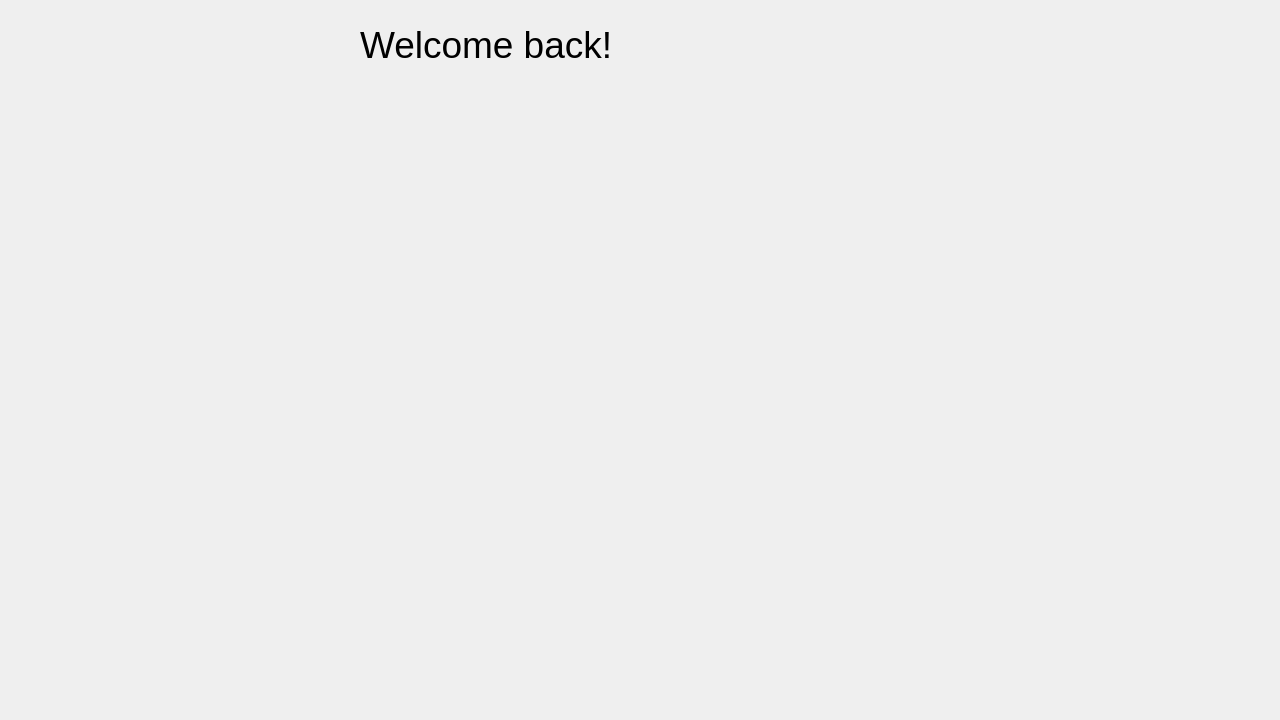
First picture: the form in brainstorm/brainstorm/forms/loggedInWindow.ui, repository codingburgas/school-project-assignment-codex, before the edit.
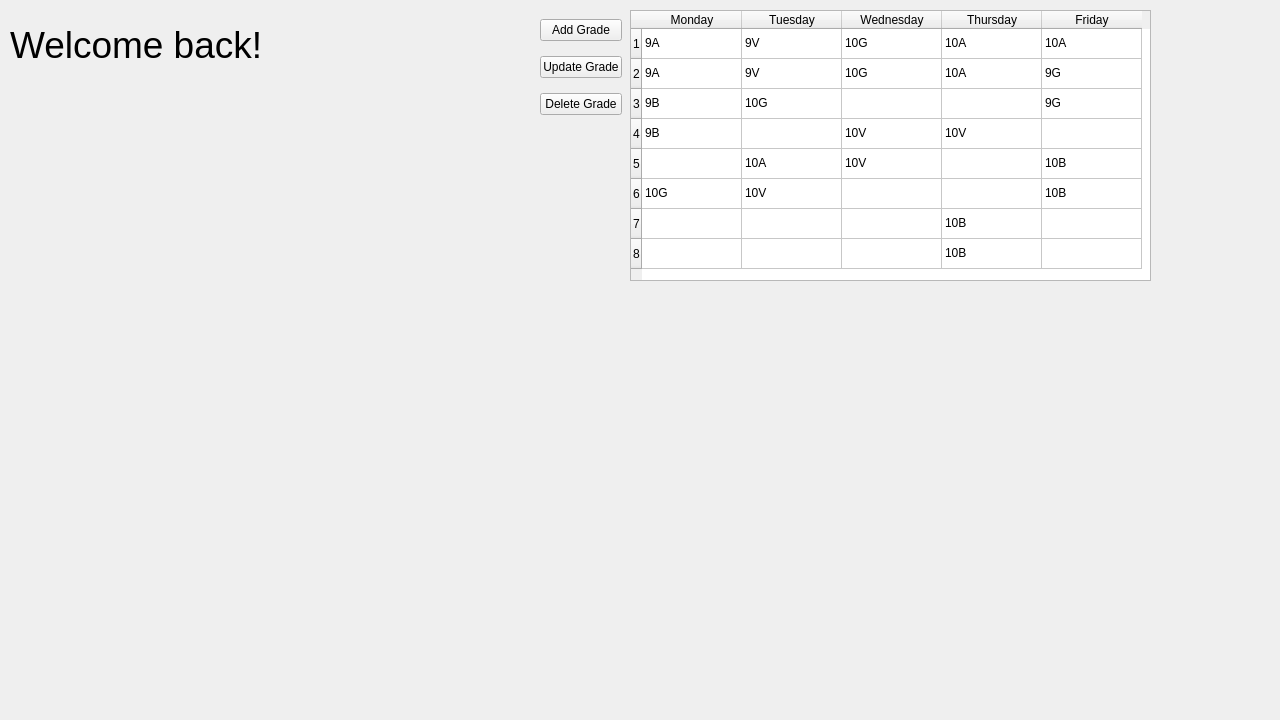
Second picture: the form after the edit. The open tabs and pages were chosen to show the change.

Commit message: Add limit of values of grade check (Close #32) Add congratulatory message connected to database (Close #33) Add grades displaying function in teacher's profile (Close #34)

Patch:
```diff
--- a/brainstorm/brainstorm/forms/loggedInWindow.ui
+++ b/brainstorm/brainstorm/forms/loggedInWindow.ui
@@ -26,7 +26,7 @@
     <widget class="QLabel" name="label">
      <property name="geometry">
       <rect>
-       <x>360</x>
+       <x>10</x>
        <y>10</y>
        <width>541</width>
        <height>71</height>
@@ -179,6 +179,254 @@
      </property>
      <property name="text">
       <string>Add to class</string>
+     </property>
+    </widget>
+    <widget class="QLabel" name="label_3">
+     <property name="geometry">
+      <rect>
+       <x>10</x>
+       <y>10</y>
+       <width>541</width>
+       <height>71</height>
+      </rect>
+     </property>
+     <property name="text">
+      <string>&lt;html&gt;&lt;head/&gt;&lt;body&gt;&lt;p&gt;&lt;span style=&quot; font-size:28pt;&quot;&gt;Welcome back!&lt;/span&gt;&lt;/p&gt;&lt;/body&gt;&lt;/html&gt;</string>
+     </property>
+    </widget>
+   </widget>
+   <widget class="QWidget" name="pageChemistry">
+    <widget class="QTableWidget" name="tableWidget_2">
+     <property name="geometry">
+      <rect>
+       <x>630</x>
+       <y>10</y>
+       <width>521</width>
+       <height>271</height>
+      </rect>
+     </property>
+     <property name="styleSheet">
+      <string notr="true"/>
+     </property>
+     <property name="rowCount">
+      <number>8</number>
+     </property>
+     <property name="columnCount">
+      <number>5</number>
+     </property>
+     <attribute name="horizontalHeaderVisible">
+      <bool>true</bool>
+     </attribute>
+     <row/>
+     <row/>
+     <row/>
+     <row/>
+     <row/>
+     <row/>
+     <row/>
+     <row/>
+     <column>
+      <property name="text">
+       <string>Monday</string>
+      </property>
+     </column>
+     <column>
+      <property name="text">
+       <string>Tuesday</string>
+      </property>
+     </column>
+     <column>
+      <property name="text">
+       <string>Wednesday</string>
+      </property>
+     </column>
+     <column>
+      <property name="text">
+       <string>Thursday</string>
+      </property>
+     </column>
+     <column>
+      <property name="text">
+       <string>Friday</string>
+      </property>
+     </column>
+     <item row="0" column="0">
+      <property name="text">
+       <string>9A</string>
+      </property>
+     </item>
+     <item row="0" column="1">
+      <property name="text">
+       <string>9V</string>
+      </property>
+     </item>
+     <item row="0" column="2">
+      <property name="text">
+       <string>10G</string>
+      </property>
+     </item>
+     <item row="0" column="3">
+      <property name="text">
+       <string>10A</string>
+      </property>
+     </item>
+     <item row="0" column="4">
+      <property name="text">
+       <string>10A</string>
+      </property>
+     </item>
+     <item row="1" column="0">
+      <property name="text">
+       <string>9A</string>
+      </property>
+     </item>
+     <item row="1" column="1">
+      <property name="text">
+       <string>9V</string>
+      </property>
+     </item>
+     <item row="1" column="2">
+      <property name="text">
+       <string>10G</string>
+      </property>
+     </item>
+     <item row="1" column="3">
+      <property name="text">
+       <string>10A</string>
+      </property>
+     </item>
+     <item row="1" column="4">
+      <property name="text">
+       <string>9G</string>
+      </property>
+     </item>
+     <item row="2" column="0">
+      <property name="text">
+       <string>9B</string>
+      </property>
+     </item>
+     <item row="2" column="1">
+      <property name="text">
+       <string>10G</string>
+      </property>
+     </item>
+     <item row="2" column="4">
+      <property name="text">
+       <string>9G</string>
+      </property>
+     </item>
+     <item row="3" column="0">
+      <property name="text">
+       <string>9B</string>
+      </property>
+     </item>
+     <item row="3" column="2">
+      <property name="text">
+       <string>10V</string>
+      </property>
+     </item>
+     <item row="3" column="3">
+      <property name="text">
+       <string>10V</string>
+      </property>
+     </item>
+     <item row="4" column="1">
+      <property name="text">
+       <string>10A</string>
+      </property>
+     </item>
+     <item row="4" column="2">
+      <property name="text">
+       <string>10V</string>
+      </property>
+     </item>
+     <item row="4" column="4">
+      <property name="text">
+       <string>10B</string>
+      </property>
+     </item>
+     <item row="5" column="0">
+      <property name="text">
+       <string>10G</string>
+      </property>
+     </item>
+     <item row="5" column="1">
+      <property name="text">
+       <string>10V</string>
+      </property>
+     </item>
+     <item row="5" column="4">
+      <property name="text">
+       <string>10B</string>
+      </property>
+     </item>
+     <item row="6" column="3">
+      <property name="text">
+       <string>10B</string>
+      </property>
+     </item>
+     <item row="7" column="3">
+      <property name="text">
+       <string>10B</string>
+      </property>
+     </item>
+    </widget>
+    <widget class="QWidget" name="layoutWidget_2">
+     <property name="geometry">
+      <rect>
+       <x>540</x>
+       <y>10</y>
+       <width>82</width>
+       <height>116</height>
+      </rect>
+     </property>
+     <layout class="QVBoxLayout" name="verticalLayout_2">
+      <item>
+       <widget class="QPushButton" name="pushButtonAddGrade_2">
+        <property name="text">
+         <string>Add Grade</string>
+        </property>
+       </widget>
+      </item>
+      <item>
+       <widget class="QPushButton" name="pushButtonUpdateGrade_2">
+        <property name="text">
+         <string>Update Grade</string>
+        </property>
+       </widget>
+      </item>
+      <item>
+       <widget class="QPushButton" name="pushButtonDeleteGrade_2">
+        <property name="text">
+         <string>Delete Grade</string>
+        </property>
+       </widget>
+      </item>
+     </layout>
+    </widget>
+    <widget class="QStackedWidget" name="stackedWidgetChemistry">
+     <property name="geometry">
+      <rect>
+       <x>630</x>
+       <y>290</y>
+       <width>531</width>
+       <height>341</height>
+      </rect>
+     </property>
+     <widget class="QWidget" name="page"/>
+     <widget class="QWidget" name="page_2"/>
+    </widget>
+    <widget class="QLabel" name="label_2">
+     <property name="geometry">
+      <rect>
+       <x>10</x>
+       <y>10</y>
+       <width>541</width>
+       <height>71</height>
+      </rect>
+     </property>
+     <property name="text">
+      <string>&lt;html&gt;&lt;head/&gt;&lt;body&gt;&lt;p&gt;&lt;span style=&quot; font-size:28pt;&quot;&gt;Welcome back!&lt;/span&gt;&lt;/p&gt;&lt;/body&gt;&lt;/html&gt;</string>
      </property>
     </widget>
    </widget>
```
Left out of the diff: 20 changed lines with no effect on the pictures. The commit also changes 4 other files.
